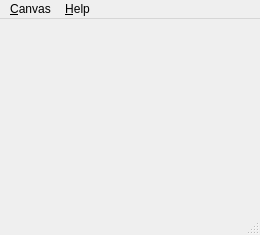
First picture: the form in apps/skybox/gui/mainwindow.ui, repository cgcostume/osghimmel, before the edit.
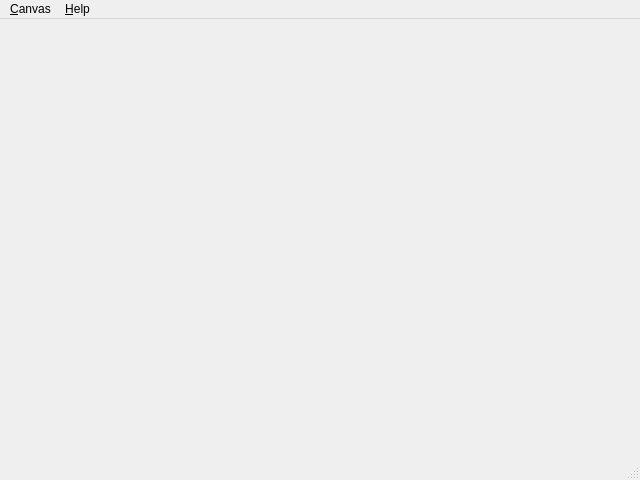
Second picture: the form after the edit. Custom widgets are drawn as their Qt base class.

Diff of the .ui file:
```diff
--- a/apps/skybox/gui/mainwindow.ui
+++ b/apps/skybox/gui/mainwindow.ui
@@ -6,8 +6,8 @@
    <rect>
     <x>0</x>
     <y>0</y>
-    <width>260</width>
-    <height>235</height>
+    <width>640</width>
+    <height>480</height>
    </rect>
   </property>
   <widget class="QOsgViewer" name="centralWidget">
@@ -25,7 +25,7 @@
     <rect>
      <x>0</x>
      <y>0</y>
-     <width>260</width>
+     <width>640</width>
      <height>21</height>
     </rect>
    </property>
```
